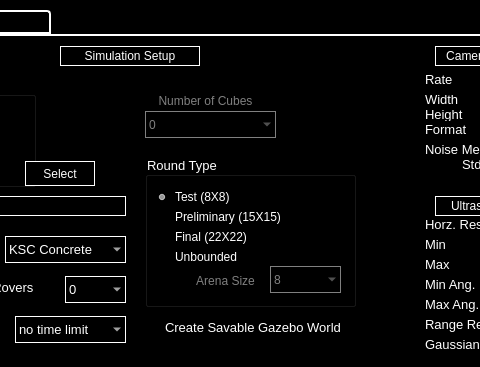
Old version of the form src/rqt_rover_gui/src/rover_gui_plugin.ui in the repository BCLab-UNM/CPFA-ROS; both pictures show x 475 to 955 and y 0 to 367 of the 1100 by 725 pixel window.
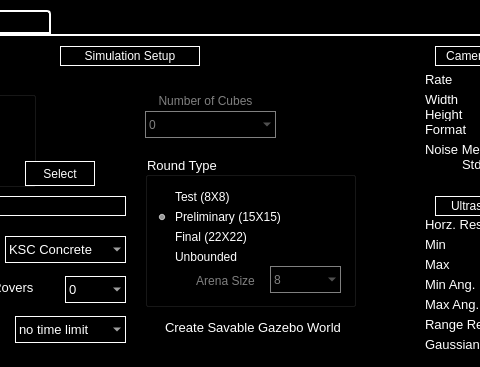
New version of the form. The open tabs and pages were chosen to show the change. Custom widgets are drawn as their Qt base class.

```diff
--- a/src/rqt_rover_gui/src/rover_gui_plugin.ui
+++ b/src/rqt_rover_gui/src/rover_gui_plugin.ui
@@ -794,7 +794,7 @@
         <string>Preliminary (15X15)</string>
        </property>
        <property name="checked">
-        <bool>false</bool>
+        <bool>true</bool>
        </property>
       </widget>
       <widget class="QRadioButton" name="final_radio_button">
@@ -940,7 +940,7 @@
         <string>Test (8X8)</string>
        </property>
        <property name="checked">
-        <bool>true</bool>
+        <bool>false</bool>
        </property>
       </widget>
      </widget>
```
Left out of the diff: 5 changed lines with no effect on the pictures.
